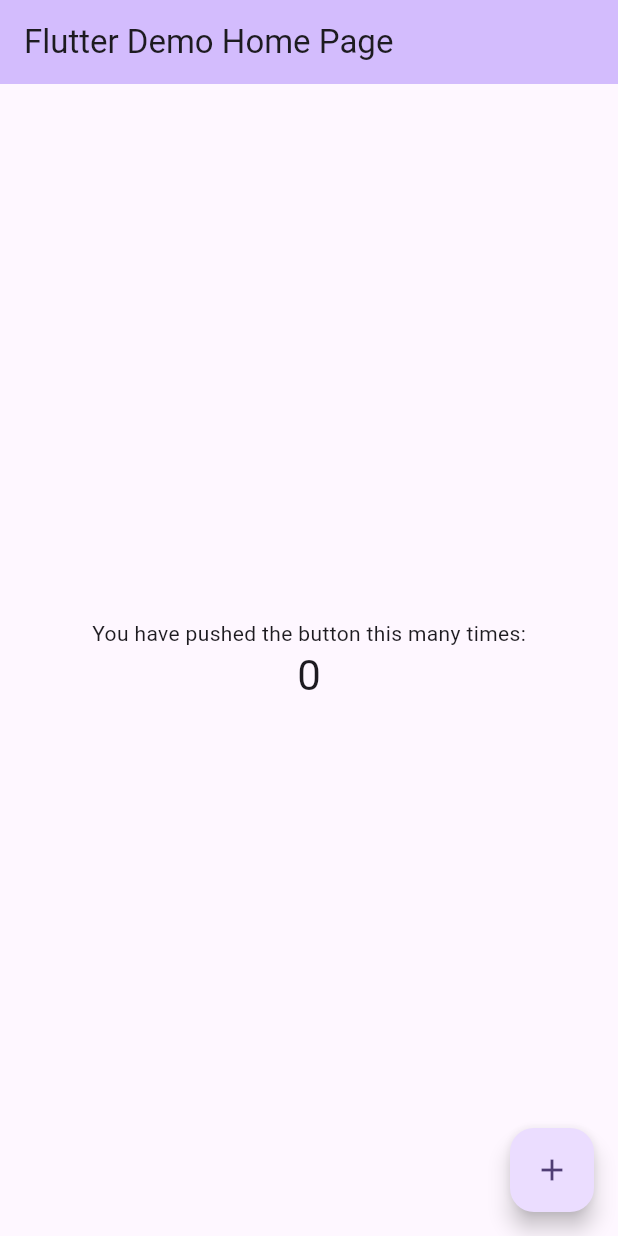
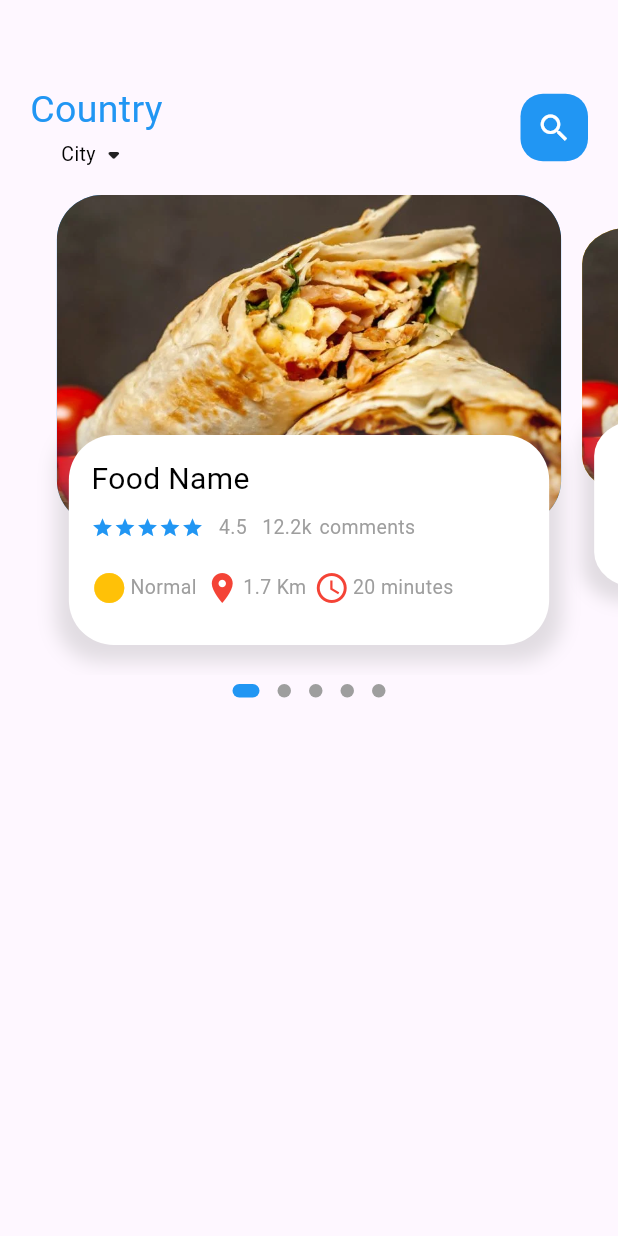
Before and after one commit to haris8899/my_food_app, a Flutter app: the screen it shows after launch, on a phone screen of 412 x 824 dp. Run offline on Flutter 3.47's test engine with Material 2 defaults, Android fonts, the phone set to English and light mode, and no system bars; drawn by our look-alikes of dots_indicator.

Commit message:
Horizontal Scroll Widget

```diff
--- /dev/null
+++ b/lib/HomePage/home_page_body.dart
@@ -0,0 +1,188 @@
+import 'package:dots_indicator/dots_indicator.dart';
+import 'package:flutter/material.dart';
+import 'package:my_food_app/widgets/Text_Icon.dart';
+import 'package:my_food_app/widgets/large_text.dart';
+import 'package:my_food_app/widgets/small_text.dart';
+
+class HomePageBody extends StatefulWidget {
+  const HomePageBody({super.key});
+
+  @override
+  State<HomePageBody> createState() => _HomePageBodyState();
+}
+
+class _HomePageBodyState extends State<HomePageBody> {
+  PageController pageController = PageController(viewportFraction: 0.85);
+  var _currentPageValue = 0.0;
+  double _scaleFactor = 0.8;
+  double _height = 220;
+  @override
+  void initState() {
+    super.initState();
+    pageController.addListener(() {
+      setState(() {
+        _currentPageValue = pageController.page!;
+      });
+    });
+  }
+
+  @override
+  void dispose() {
+    super.dispose();
+    pageController.dispose();
+  }
+
+  @override
+  Widget build(BuildContext context) {
+    return Column(
+      children: [
+        Container(
+          height: 320,
+          child: PageView.builder(
+              controller: pageController,
+              itemCount: 5,
+              itemBuilder: (context, position) {
+                return _buildPageItem(position);
+              }),
+        ),
+        DotsIndicator(
+          dotsCount: 5,
+          position: _currentPageValue,
+          decorator: DotsDecorator(
+            activeColor: Colors.blue,
+            size: const Size.square(9.0),
+            activeSize: const Size(18.0, 9.0),
+            activeShape: RoundedRectangleBorder(borderRadius: BorderRadius.circular(5.0)),
+            ),
+        ),
+      ],
+    );
+  }
+
+  Widget _buildPageItem(int index) {
+    Matrix4 matrix = Matrix4.identity();
+    if (index == _currentPageValue.floor()) {
+      var currScale = 1 - (_currentPageValue - index) * (1 - _scaleFactor);
+      var currTrans = _height * (1 - currScale) / 2;
+      matrix = Matrix4.diagonal3Values(1, currScale, 1)
+        ..setTranslationRaw(0, currTrans, 0);
+    } else if (index == _currentPageValue.floor() + 1) {
+      var currScale =
+          _scaleFactor + (_currentPageValue - index + 1) * (1 - _scaleFactor);
+      var currTrans = _height * (1 - currScale) / 2;
+      ;
+      matrix = Matrix4.diagonal3Values(1, currScale, 1)
+        ..setTranslationRaw(0, currTrans, 0);
+    } else if (index == _currentPageValue.floor() - 1) {
+      var currScale = 1 - (_currentPageValue - index) * (1 - _scaleFactor);
+      var currTrans = _height * (1 - currScale) / 2;
+      ;
+      matrix = Matrix4.diagonal3Values(1, currScale, 1)
+        ..setTranslationRaw(0, currTrans, 0);
+    } else {
+      var currScale = 0.8;
+      matrix = Matrix4.diagonal3Values(1, currScale, 1)
+        ..setTranslationRaw(0, _height *(1-_scaleFactor)/2, 0);
+    }
+    return Transform(
+      transform: matrix,
+      child: Stack(
+        children: [
+          Container(
+              //child:Text(index.toString()),
+              height: 220,
+              margin: EdgeInsets.only(left: 7, right: 7),
+              decoration: BoxDecoration(
+                borderRadius: BorderRadius.circular(30),
+                color: index.isEven ? Colors.blue : Colors.amber,
+                image: DecorationImage(
+                    fit: BoxFit.cover,
+                    image: AssetImage("assets/images/food1.png")),
+              )),
+          Align(
+            alignment: Alignment.bottomCenter,
+            child: Container(
+              height: 140,
+              margin: EdgeInsets.only(left: 15, right: 15, bottom: 20),
+              decoration: BoxDecoration(
+                borderRadius: BorderRadius.circular(30),
+                color: Colors.white,
+                boxShadow: [
+                  BoxShadow(
+                    color: Colors.grey.withOpacity(0.3),
+                    spreadRadius: 8,
+                    blurRadius: 10,
+                    offset: Offset(0, 3),
+                  ),
+                ],
+              ),
+              child: Container(
+                padding: EdgeInsets.all(15),
+                child: Column(
+                    crossAxisAlignment: CrossAxisAlignment.start,
+                    children: [
+                      LargeText(text: "Food Name"),
+                      SizedBox(
+                        height: 10,
+                      ),
+                      Row(
+                        children: [
+                          Wrap(
+                            children: List.generate(
+                              5,
+                              (index) => Icon(
+                                Icons.star,
+                                color: Colors.blue,
+                                size: 15,
+                              ),
+                            ),
+                          ),
+                          SizedBox(
+                            width: 10,
+                          ),
+                          SmallText(text: "4.5"),
+                          SizedBox(
+                            width: 10,
+                          ),
+                          SmallText(text: "12.2k"),
+                          SizedBox(
+                            width: 5,
+                          ),
+                          SmallText(text: "comments"),
+                        ],
+                      ),
+                      SizedBox(
+                        height: 20,
+                      ),
+                      Row(
+                        children: [
+                          TextIcon(
+                            icon: Icons.circle_sharp,
+                            text: 'Normal',
+                            iconColor: Colors.amber,
+                          ),
+                          SizedBox(
+                            width: 5,
+                          ),
+                          TextIcon(
+                              icon: Icons.location_on,
+                              text: "1.7 Km",
+                              iconColor: Colors.red),
+                          SizedBox(
+                            width: 5,
+                          ),
+                          TextIcon(
+                              icon: Icons.access_time_outlined,
+                              text: "20 minutes",
+                              iconColor: Colors.red),
+                        ],
+                      ),
+                    ]),
+              ),
+            ),
+          )
+        ],
+      ),
+    );
+  }
+}
--- /dev/null
+++ b/lib/HomePage/main_home_page.dart
@@ -0,0 +1,54 @@
+import 'package:flutter/material.dart';
+import 'package:my_food_app/HomePage/home_page_body.dart';
+import 'package:my_food_app/widgets/large_text.dart';
+import 'package:my_food_app/widgets/small_text.dart';
+
+class MainHomePage extends StatefulWidget {
+  const MainHomePage({super.key});
+
+  @override
+  State<MainHomePage> createState() => _MainHomePageState();
+}
+
+class _MainHomePageState extends State<MainHomePage> {
+  @override
+  Widget build(BuildContext context) {
+    return Scaffold(
+        body: Column(
+      children: [
+        Container(
+          child: Container(
+            margin: EdgeInsets.only(top: 55,bottom: 15),
+            padding: EdgeInsets.only(left: 20,right: 20),
+            child: Row(
+                mainAxisAlignment: MainAxisAlignment.spaceBetween,
+                children: [
+                  Column(children: [
+                    LargeText( text: "Country",color: Colors.blue,size: 25,),
+                    Row(
+                      children: [
+                        SmallText(text: "City",color: Colors.black,),
+                        Icon(Icons.arrow_drop_down_rounded),
+                      ],
+                    ),
+                  ]),
+                  Center(
+                    child: Container(
+                      width: 45,
+                      height: 45,
+                      child: Icon(Icons.search, color: Colors.white,),
+                      decoration: BoxDecoration(
+                        borderRadius: BorderRadius.circular(15),
+                        color: Colors.blue,
+                      ),
+                    ),
+                  )
+                ]),
+          ),
+        ),
+        HomePageBody(),
+      ],
+    ),
+  );
+  }
+}
--- a/lib/main.dart
+++ b/lib/main.dart
@@ -1,4 +1,6 @@
 import 'package:flutter/material.dart';
+
+import './HomePage/main_home_page.dart';
 
 void main() {
   runApp(const MyApp());
@@ -12,26 +14,12 @@ class MyApp extends StatelessWidget {
   Widget build(BuildContext context) {
     return MaterialApp(
       title: 'Flutter Demo',
+      debugShowCheckedModeBanner: false,
       theme: ThemeData(
-        // This is the theme of your application.
-        //
-        // TRY THIS: Try running your application with "flutter run". You'll see
-        // the application has a blue toolbar. Then, without quitting the app,
-        // try changing the seedColor in the colorScheme below to Colors.green
-        // and then invoke "hot reload" (save your changes or press the "hot
-        // reload" button in a Flutter-supported IDE, or press "r" if you used
-        // the command line to start the app).
-        //
-        // Notice that the counter didn't reset back to zero; the application
-        // state is not lost during the reload. To reset the state, use hot
-        // restart instead.
-        //
-        // This works for code too, not just values: Most code changes can be
-        // tested with just a hot reload.
         colorScheme: ColorScheme.fromSeed(seedColor: Colors.deepPurple),
         useMaterial3: true,
       ),
-      home: const MyHomePage(title: 'Flutter Demo Home Page'),
+      home: MainHomePage(),
     );
   }
 }
--- /dev/null
+++ b/lib/widgets/Text_Icon.dart
@@ -0,0 +1,28 @@
+import 'package:flutter/material.dart';
+import 'package:my_food_app/widgets/small_text.dart';
+
+class TextIcon extends StatelessWidget {
+  final IconData icon;
+  final String text;
+  final Color color;
+  final Color iconColor;
+  TextIcon(
+      {
+        super.key,
+        required this.icon,
+        required this.text,
+        this.color=Colors.grey,
+        required this.iconColor
+      });
+
+  @override
+  Widget build(BuildContext context) {
+    return Row(
+      children: [
+        Icon(icon,color: iconColor,),
+        SizedBox(width: 2,),
+        SmallText(text: text,color: color,),
+      ],
+    );
+  }
+}
--- /dev/null
+++ b/lib/widgets/large_text.dart
@@ -0,0 +1,27 @@
+import 'package:flutter/material.dart';
+
+class LargeText extends StatelessWidget {
+  final Color? color;
+  final String text;
+  double size;
+  TextOverflow overFlow;
+  LargeText({super.key,
+  this.color = Colors.black,
+  required this.text,
+  this.size = 20,
+  this.overFlow = TextOverflow.ellipsis
+  });
+
+  @override
+  Widget build(BuildContext context) {
+    return Text(
+      text,
+      overflow: overFlow,
+      style: TextStyle(
+        color: color,
+        fontWeight: FontWeight.w400,
+        fontSize: size
+      ),
+    );
+  }
+}
--- /dev/null
+++ b/lib/widgets/small_text.dart
@@ -0,0 +1,23 @@
+import 'package:flutter/material.dart';
+
+class SmallText extends StatelessWidget {
+  final Color? color;
+  final String text;
+  double size;
+  double height;
+  SmallText({
+    super.key,
+    this.color = Colors.grey,
+    required this.text,
+    this.size = 13,
+    this.height = 1.2,
+  });
+
+  @override
+  Widget build(BuildContext context) {
+    return Text(
+      text,
+      style: TextStyle(color: color, fontSize: size,height: height),
+    );
+  }
+}
--- a/pubspec.yaml
+++ b/pubspec.yaml
@@ -30,7 +30,7 @@ environment:
 dependencies:
   flutter:
     sdk: flutter
-
+  dots_indicator: ^2.0.0
 
   # The following adds the Cupertino Icons font to your application.
   # Use with the CupertinoIcons class for iOS style icons.
@@ -88,3 +88,5 @@ flutter:
   #
   # For details regarding fonts from package dependencies,
   # see https://flutter.dev/custom-fonts/#from-packages
+  assets:
+      - assets/images/
```
Also changed, not shown: assets/images/food1.png (added), pubspec.lock, 1 other file.
